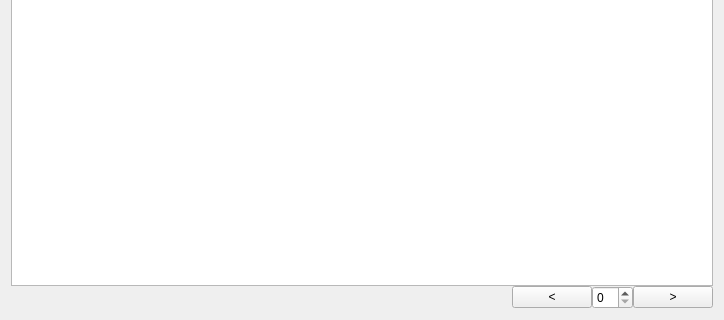
Above: digitalIntegration/DataManageDialog.ui from jiaqingguo/DI before the change; both pictures show x 0 to 724 and y 214 to 534 of the 724 by 534 pixel window. Below: the same form after it.
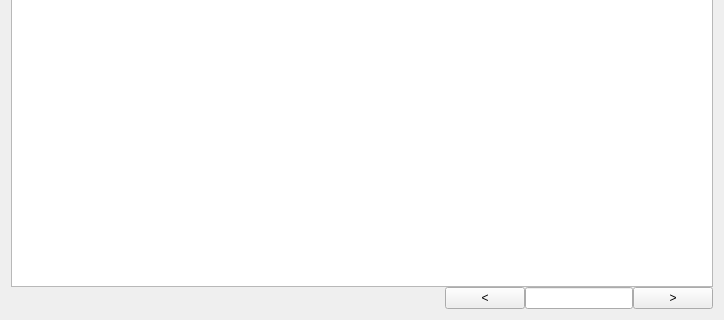
That is the form after the change.

What changed in the file:
```diff
--- a/digitalIntegration/DataManageDialog.ui
+++ b/digitalIntegration/DataManageDialog.ui
@@ -235,7 +235,14 @@
           </widget>
          </item>
          <item>
-          <widget class="QSpinBox" name="spinBox_3"/>
+          <widget class="QLineEdit" name="lineEdit_2">
+           <property name="sizePolicy">
+            <sizepolicy hsizetype="Fixed" vsizetype="Fixed">
+             <horstretch>0</horstretch>
+             <verstretch>0</verstretch>
+            </sizepolicy>
+           </property>
+          </widget>
          </item>
          <item>
           <widget class="QPushButton" name="pushButton_11">
```
